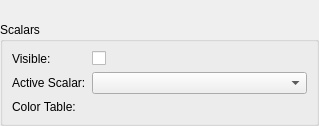
Before: the Qt Designer form Modules/Loadable/Models/Widgets/Resources/UI/qMRMLModelDisplayNodeWidget.ui in Slicer/SlicerGitSVNArchive, drawn with Qt 5.
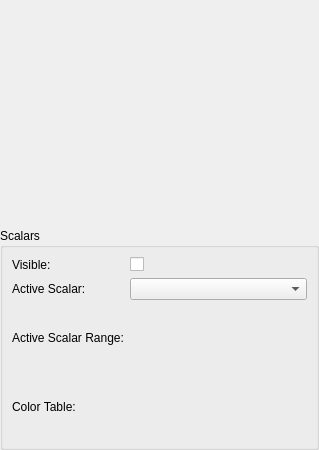
After: the same form once the commit is applied. Custom widgets are drawn as their Qt base class.

Commit message:
BUG: Allow assigning procedural color nodes to map scalars
Previously the GUI assumed that color table nodes only were used to
map scalars to colors onto model geometry. This change generalises
the color node selector to allow both color table nodes as well
as procedural color nodes.
Renamed the widget and methods to reflect the generalisation.
Only set the scalar widgets if they don't match the model
display node settings.
Added a label displaying the scalar range.

Diff of the .ui file:
```diff
--- a/Modules/Loadable/Models/Widgets/Resources/UI/qMRMLModelDisplayNodeWidget.ui
+++ b/Modules/Loadable/Models/Widgets/Resources/UI/qMRMLModelDisplayNodeWidget.ui
@@ -7,7 +7,7 @@
     <x>0</x>
     <y>0</y>
     <width>319</width>
-    <height>126</height>
+    <height>450</height>
    </rect>
   </property>
   <property name="windowTitle">
@@ -50,19 +50,33 @@
         </property>
        </widget>
       </item>
-      <item row="2" column="0">
+      <item row="3" column="0">
        <widget class="QLabel" name="ScalarsColorTableLabel">
         <property name="text">
          <string>Color Table:</string>
         </property>
        </widget>
       </item>
-      <item row="2" column="1">
-       <widget class="qMRMLColorTableComboBox" name="ScalarsColorTableComboBox"/>
+      <item row="3" column="1">
+       <widget class="qMRMLColorTableComboBox" name="ScalarsColorNodeComboBox"/>
       </item>
       <item row="1" column="1">
        <widget class="ctkVTKDataSetArrayComboBox" name="ActiveScalarComboBox"/>
       </item>
+      <item row="2" column="0">
+       <widget class="QLabel" name="ScalarsRangeLabel">
+        <property name="text">
+         <string>Active Scalar Range:</string>
+        </property>
+       </widget>
+      </item>
+      <item row="2" column="1">
+       <widget class="QLabel" name="ActiveScalarRangeLabel">
+        <property name="text">
+         <string/>
+        </property>
+       </widget>
+      </item>
      </layout>
     </widget>
    </item>
```
The commit also changes 2 other files.
